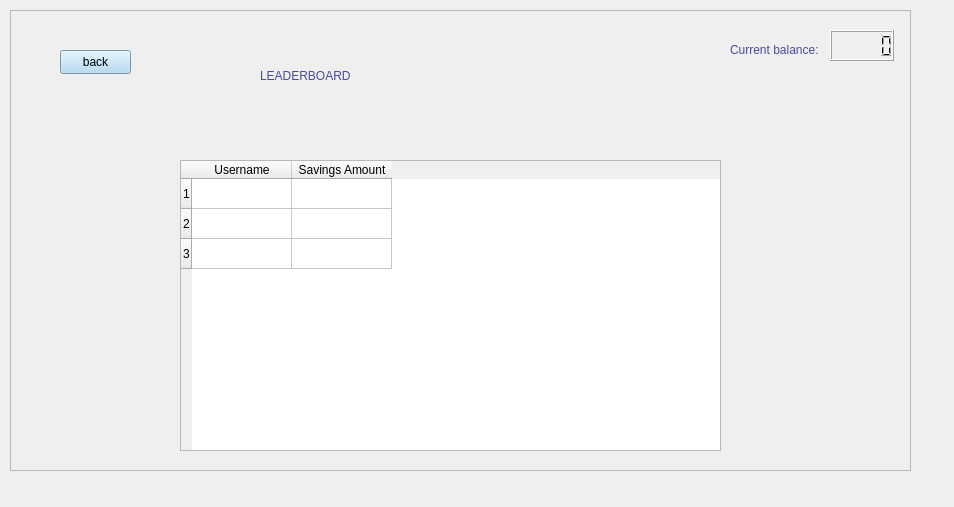
This is view/leaderboard.ui in rawsashimi1604/1009_BankingSystem as Qt 5 draws it before an edit. The edited form follows.
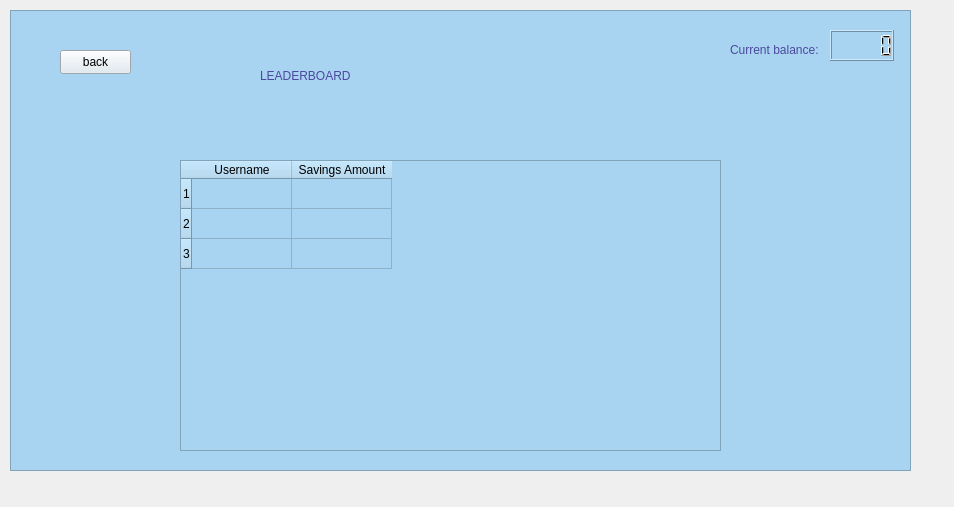
This is the edited form.

Patch:
```diff
--- a/view/leaderboard.ui
+++ b/view/leaderboard.ui
@@ -32,6 +32,9 @@
        <height>461</height>
       </rect>
      </property>
+     <property name="styleSheet">
+      <string notr="true">background-color: rgb(168, 212, 241);</string>
+     </property>
      <property name="frameShape">
       <enum>QFrame::StyledPanel</enum>
      </property>
@@ -65,7 +68,7 @@
        </rect>
       </property>
       <property name="styleSheet">
-       <string notr="true">background-color: rgb(168, 212, 241);
+       <string notr="true">background-color: rgb(221, 233, 241);
 font: 700 9pt &quot;Segoe UI&quot;;</string>
       </property>
       <property name="text">
```
